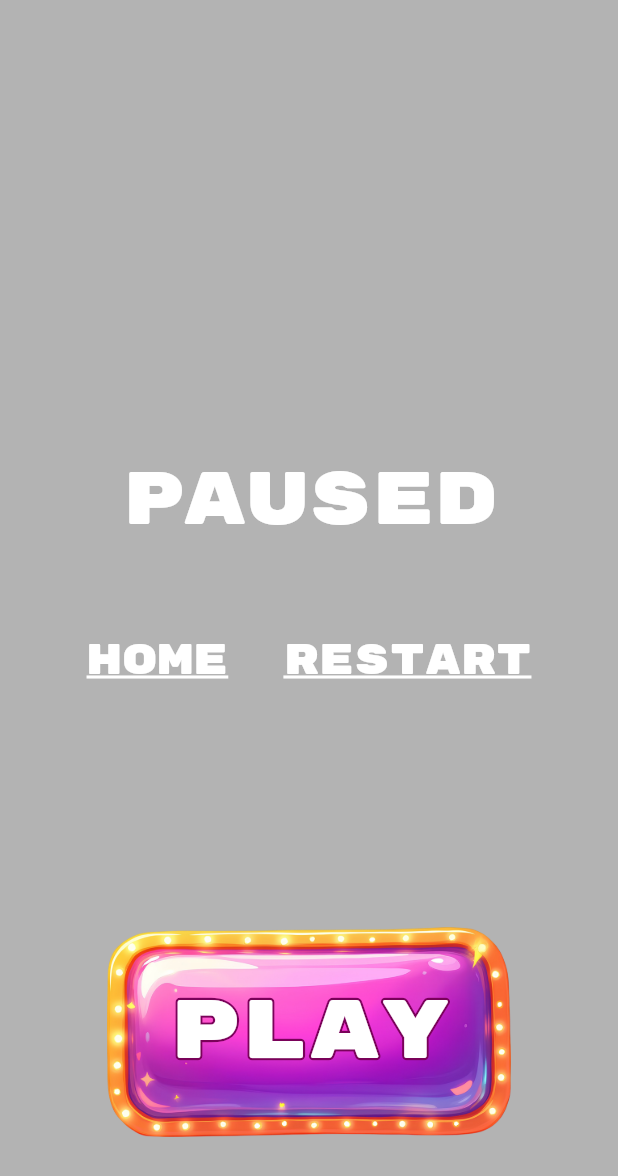
After one commit to Lemout17/test_task, a Flutter app: the GamePauseModal screen opened directly, on a phone screen of 412 x 824 dp. The commit adds this screen. Shown: the top 1176 px of the screen. Run offline on Flutter 3.47's test engine with Material 3 defaults, Android fonts, the phone set to English and light mode, and no system bars; our stand-ins replace equatable, flutter_bloc, flutter_svg, go_router, shared_preferences; accounts and stored records are empty.

Commit message:
added modals / fixed code

```diff
--- a/lib/bloc/app/app_cubit.dart
+++ b/lib/bloc/app/app_cubit.dart
@@ -40,11 +40,13 @@ class AppCubit extends Cubit<AppState> {
     String? username,
     String? email,
     String? avatar,
+    int? score,
   }) async {
     final updatedUser = state.user.copyWith(
       username: username,
       email: email,
       avatar: avatar,
+      score: score,
     );
     emit(state.copyWith(user: updatedUser, userSettings: state.userSettings));
     await _prefs.setString(_userKey, jsonEncode(updatedUser.toJson()));
--- a/lib/models/user_model.dart
+++ b/lib/models/user_model.dart
@@ -2,30 +2,44 @@ class UserModel {
   final String username;
   final String email;
   final String avatar;
+  final int score;
 
   UserModel({
-    this.username = 'user',
+    this.username = '',
     this.email = '',
     this.avatar = 'assets/images/chicken2.png',
+    this.score = 0,
   });
 
   Map<String, dynamic> toJson() {
-    return {"username": username, "email": email, "avatar": avatar};
+    return {
+      "username": username,
+      "email": email,
+      "avatar": avatar,
+      "score": score,
+    };
   }
 
   factory UserModel.fromJson(Map<String, dynamic> json) {
     return UserModel(
-      username: json["username"] ?? 'user',
+      username: json["username"] ?? '',
       email: json["email"] ?? '',
       avatar: json["avatar"] ?? 'assets/images/chicken1.png',
+      score: json["score"] ?? 0,
     );
   }
 
-  UserModel copyWith({String? username, String? email, String? avatar}) {
+  UserModel copyWith({
+    String? username,
+    String? email,
+    String? avatar,
+    int? score,
+  }) {
     return UserModel(
       username: username ?? this.username,
       email: email ?? this.email,
       avatar: avatar ?? this.avatar,
+      score: score ?? this.score,
     );
   }
 }
--- a/lib/screens/level_select_screen.dart
+++ b/lib/screens/level_select_screen.dart
@@ -43,6 +43,7 @@ class LevelSelectScreen extends StatelessWidget {
                     return LevelButtonWrapper(
                       level: level,
                       isLevelAvailable: true,
+                      onTap: () {},
                     );
                   },
                 ),
--- a/lib/screens/profile_screen.dart
+++ b/lib/screens/profile_screen.dart
@@ -1,11 +1,8 @@
-import 'dart:developer';
-
 import 'package:flutter/material.dart';
 import 'package:flutter/services.dart';
 import 'package:flutter_bloc/flutter_bloc.dart';
 import 'package:flutter_svg/svg.dart';
 import 'package:go_router/go_router.dart';
-import 'package:provider/provider.dart';
 import 'package:test_task/bloc/app/app_cubit.dart';
 import 'package:test_task/const/assets.dart';
 import 'package:test_task/const/icons.dart';
--- a/lib/theme/app_colors.dart
+++ b/lib/theme/app_colors.dart
@@ -10,6 +10,8 @@ class AppColors {
   static const orange = Color(0xFFFF8E03);
   static const pink = Color(0xFFFF6CD8);
   static const green = Color(0xFF1BC431);
+  static const lightGreen = Color(0xFF43B805);
+  static const darkGreen = Color(0xFF006B1E);
   static const grey = Color(0xFFCDCDCD);
 
   static const silver = Color(0xFFBDBDBD);
--- /dev/null
+++ b/lib/widgets/game_pause_modal.dart
@@ -0,0 +1,80 @@
+import 'package:flutter/material.dart';
+import 'package:test_task/theme/app_colors.dart';
+import 'package:test_task/utils/size_config.dart';
+import 'package:test_task/widgets/common/button_wrapper.dart';
+import 'package:test_task/widgets/common/stroke_text.dart';
+
+class GamePauseModal extends StatefulWidget {
+  const GamePauseModal({super.key});
+
+  @override
+  State<GamePauseModal> createState() => _GamePauseModalState();
+}
+
+class _GamePauseModalState extends State<GamePauseModal> {
+  @override
+  Widget build(BuildContext context) {
+    return Scaffold(
+      backgroundColor: Colors.transparent,
+      body: Stack(
+        clipBehavior: Clip.none,
+        alignment: Alignment.center,
+        children: [
+          Container(color: Colors.black.withValues(alpha: .3)),
+          Padding(
+            padding: EdgeInsets.symmetric(horizontal: SizeConfig.w(8)),
+            child: Column(
+              mainAxisAlignment: MainAxisAlignment.center,
+              children: [
+                Spacer(flex: 2),
+                Text(
+                  'paused',
+                  style: Theme.of(context).textTheme.headlineLarge!.copyWith(
+                    fontSize: SizeConfig.font(8),
+                  ),
+                ),
+                SizedBox(height: SizeConfig.h(6)),
+                Row(
+                  mainAxisAlignment: MainAxisAlignment.spaceEvenly,
+                  children: [
+                    TextButton(
+                      onPressed: () {},
+                      child: Text(
+                        "Home",
+                        style: Theme.of(context).textTheme.headlineMedium!
+                            .copyWith(
+                              decoration: TextDecoration.underline,
+                              decorationColor: AppColors.white,
+                              decorationThickness: 1.5,
+                            ),
+                      ),
+                    ),
+                    TextButton(
+                      onPressed: () {},
+                      child: Text(
+                        "Restart",
+                        style: Theme.of(context).textTheme.headlineMedium!
+                            .copyWith(
+                              decoration: TextDecoration.underline,
+                              decorationColor: AppColors.white,
+                              decorationThickness: 1.5,
+                            ),
+                      ),
+                    ),
+                  ],
+                ),
+                Spacer(flex: 1),
+                ButtonWrapper(
+                  onTap: () {},
+                  height: SizeConfig.h(17),
+                  child: StrokeText('Play', size: SizeConfig.font(9)),
+                ),
+                SizedBox(height: SizeConfig.h(8)),
+              ],
+            ),
+          ),
+        ],
+      ),
+    );
+  }
+}
```
Also changed, not shown: lib/resources/players_list.dart (added, +52 -0 lines), lib/screens/leaderboard_screen.dart (+31 -46 lines), lib/screens/settings_screen.dart (+37 -40 lines), lib/screens/shop_screen.dart (+9 -17 lines), lib/utils/layout_wrapper.dart (+0 -52 lines), lib/widgets/game_lose_modal.dart (added, +96 -0 lines), lib/widgets/game_win_modal.dart (added, +114 -0 lines), lib/widgets/level_button_wrapper.dart (+3 -13 lines), lib/widgets/player_tile.dart (added, +71 -0 lines), lib/widgets/shop_item.dart (+5 -9 lines).
